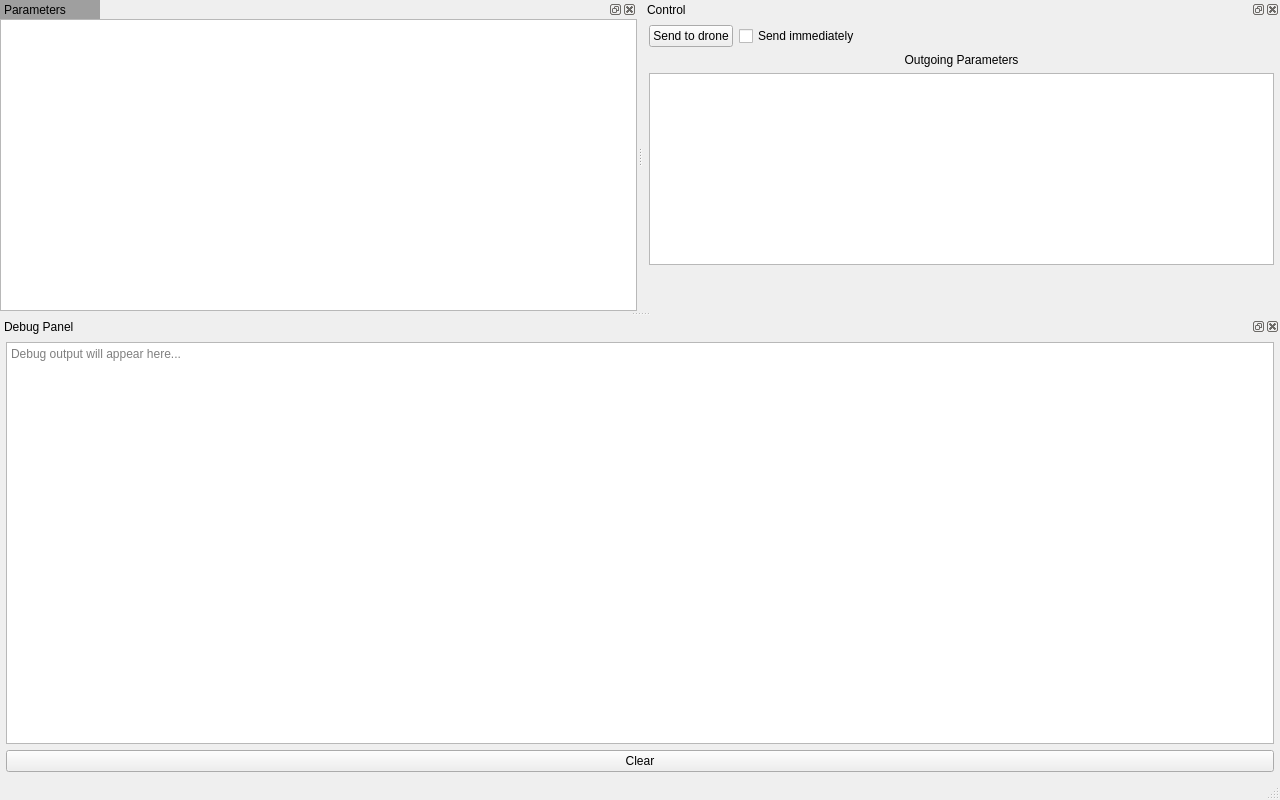
Above: mainwindow.ui from anatolym78/BoardStation before the change. Below: the same form after it.
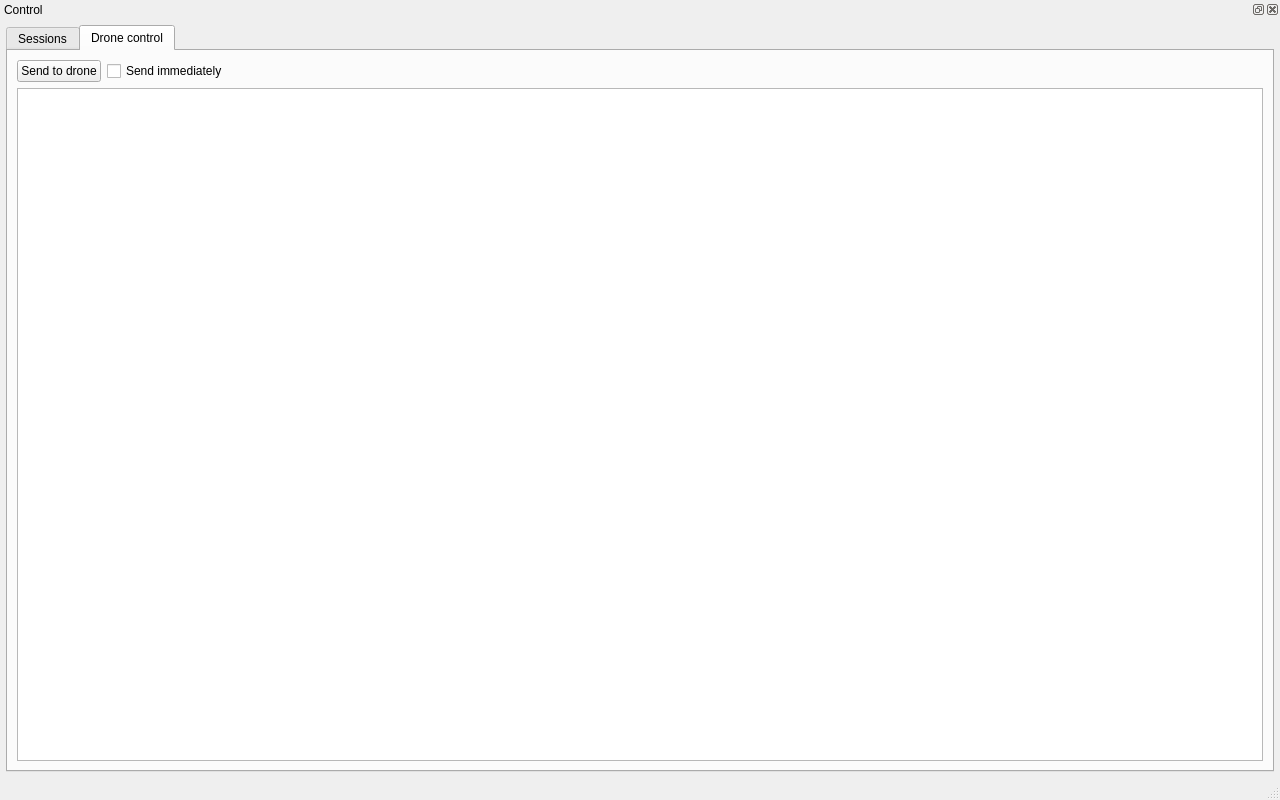
That is the form after the change. The open tabs and pages were chosen to show the change.

```diff
--- a/mainwindow.ui
+++ b/mainwindow.ui
@@ -13,7 +13,7 @@
   <property name="windowTitle">
    <string>BoardStation</string>
   </property>
-  <widget class="QMdiArea" name="mdiArea"/>
+  <widget class="QStackedWidget" name="sessionsStackWidget"/>
   <widget class="QMenuBar" name="menubar">
    <property name="geometry">
     <rect>
@@ -25,61 +25,6 @@
    </property>
   </widget>
   <widget class="QStatusBar" name="statusbar"/>
-  <widget class="QDockWidget" name="parametersDockWidget">
-   <property name="floating">
-    <bool>false</bool>
-   </property>
-   <property name="features">
-    <set>QDockWidget::DockWidgetClosable|QDockWidget::DockWidgetFloatable|QDockWidget::DockWidgetMovable</set>
-   </property>
-   <property name="allowedAreas">
-    <set>Qt::AllDockWidgetAreas</set>
-   </property>
-   <property name="windowTitle">
-    <string>Parameters</string>
-   </property>
-   <attribute name="dockWidgetArea">
-    <number>1</number>
-   </attribute>
-   <widget class="QWidget" name="dockWidgetContents">
-    <layout class="QVBoxLayout" name="verticalLayout">
-     <property name="spacing">
-      <number>0</number>
-     </property>
-     <property name="leftMargin">
-      <number>0</number>
-     </property>
-     <property name="topMargin">
-      <number>0</number>
-     </property>
-     <property name="rightMargin">
-      <number>0</number>
-     </property>
-     <property name="bottomMargin">
-      <number>0</number>
-     </property>
-     <item>
-      <widget class="QTableView" name="parametersTableView">
-       <property name="alternatingRowColors">
-        <bool>true</bool>
-       </property>
-       <property name="selectionMode">
-        <enum>QAbstractItemView::SingleSelection</enum>
-       </property>
-       <property name="selectionBehavior">
-        <enum>QAbstractItemView::SelectRows</enum>
-       </property>
-       <property name="sortingEnabled">
-        <bool>true</bool>
-       </property>
-       <attribute name="horizontalHeaderStretchLastSection">
-        <bool>true</bool>
-       </attribute>
-      </widget>
-     </item>
-    </layout>
-   </widget>
-  </widget>
   <widget class="QDockWidget" name="controlDockWidget">
    <property name="floating">
     <bool>false</bool>
@@ -114,6 +59,45 @@
       <number>6</number>
      </property>
            <item>
+      <widget class="QTabWidget" name="tabWidget">
+       <property name="currentIndex">
+        <number>0</number>
+       </property>
+       <widget class="QWidget" name="tab_2">
+        <attribute name="title">
+         <string>Sessions</string>
+        </attribute>
+        <layout class="QVBoxLayout" name="verticalLayout_2">
+         <item>
+          <widget class="QListView" name="listView"/>
+         </item>
+        </layout>
+       </widget>
+       <widget class="QWidget" name="tab">
+        <attribute name="title">
+         <string>Drone control</string>
+        </attribute>
+        <layout class="QGridLayout" name="gridLayout">
+         <item row="1" column="0">
+          <widget class="QTableView" name="enginesTableView">
+           <property name="alternatingRowColors">
+            <bool>true</bool>
+           </property>
+           <property name="selectionMode">
+            <enum>QAbstractItemView::SingleSelection</enum>
+           </property>
+           <property name="selectionBehavior">
+            <enum>QAbstractItemView::SelectRows</enum>
+           </property>
+           <property name="sortingEnabled">
+            <bool>false</bool>
+           </property>
+           <attribute name="horizontalHeaderStretchLastSection">
+            <bool>true</bool>
+           </attribute>
+          </widget>
+         </item>
+         <item row="0" column="0">
        <layout class="QHBoxLayout" name="sendButtonLayout">
         <item>
          <widget class="QPushButton" name="sendToBoardButton">
@@ -147,99 +131,8 @@
         </item>
        </layout>
       </item>
-             <item>
-        <widget class="QLabel" name="enginesLabel">
-         <property name="text">
-          <string>Outgoing Parameters</string>
-         </property>
-         <property name="alignment">
-          <set>Qt::AlignCenter</set>
-         </property>
-        </widget>
-       </item>
-      <item>
-       <widget class="QTableView" name="enginesTableView">
-        <property name="alternatingRowColors">
-         <bool>true</bool>
-        </property>
-        <property name="selectionMode">
-         <enum>QAbstractItemView::SingleSelection</enum>
-        </property>
-        <property name="selectionBehavior">
-         <enum>QAbstractItemView::SelectRows</enum>
-        </property>
-        <property name="sortingEnabled">
-         <bool>false</bool>
-        </property>
-        <attribute name="horizontalHeaderStretchLastSection">
-         <bool>true</bool>
-        </attribute>
-       </widget>
-      </item>
-      <item>
-       <spacer name="controlVerticalSpacer">
-        <property name="orientation">
-         <enum>Qt::Vertical</enum>
-        </property>
-        <property name="sizeHint" stdset="0">
-         <size>
-          <width>20</width>
-          <height>40</height>
-         </size>
-        </property>
-       </spacer>
-      </item>
-    </layout>
-   </widget>
-  </widget>
-  <widget class="QDockWidget" name="debugDockWidget">
-   <property name="floating">
-    <bool>false</bool>
-   </property>
-   <property name="features">
-    <set>QDockWidget::DockWidgetClosable|QDockWidget::DockWidgetFloatable|QDockWidget::DockWidgetMovable</set>
-   </property>
-   <property name="allowedAreas">
-    <set>Qt::AllDockWidgetAreas</set>
-   </property>
-   <property name="windowTitle">
-    <string>Debug Panel</string>
-   </property>
-   <attribute name="dockWidgetArea">
-    <number>8</number>
-   </attribute>
-   <widget class="QWidget" name="debugDockWidgetContents">
-    <layout class="QVBoxLayout" name="debugVerticalLayout">
-     <property name="spacing">
-      <number>6</number>
-     </property>
-     <property name="leftMargin">
-      <number>6</number>
-     </property>
-     <property name="topMargin">
-      <number>6</number>
-     </property>
-     <property name="rightMargin">
-      <number>6</number>
-     </property>
-     <property name="bottomMargin">
-      <number>6</number>
-     </property>
-     <item>
-      <widget class="QTextEdit" name="debugTextEdit">
-       <property name="readOnly">
-        <bool>true</bool>
-       </property>
-       <property name="placeholderText">
-        <string>Debug output will appear here...</string>
-       </property>
-      </widget>
-     </item>
-     <item>
-      <widget class="QPushButton" name="clearDebugButton">
-       <property name="text">
-        <string>Clear</string>
-       </property>
+        </layout>
+       </widget>
       </widget>
      </item>
     </layout>
```
Lines whose indentation alone changed are shown as unchanged.
